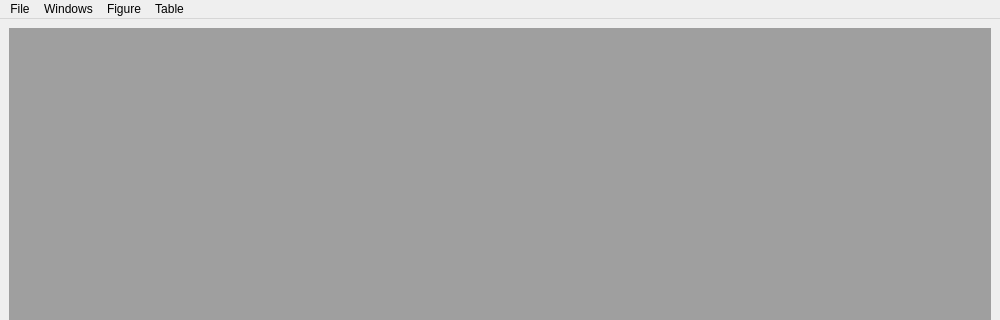
This is hyde/user_interface/main/main.ui in spielman-group/hyde as Qt 5 draws it before an edit; both pictures show x 0 to 1000 and y 0 to 320 of the 1000 by 800 pixel window. The edited form follows.
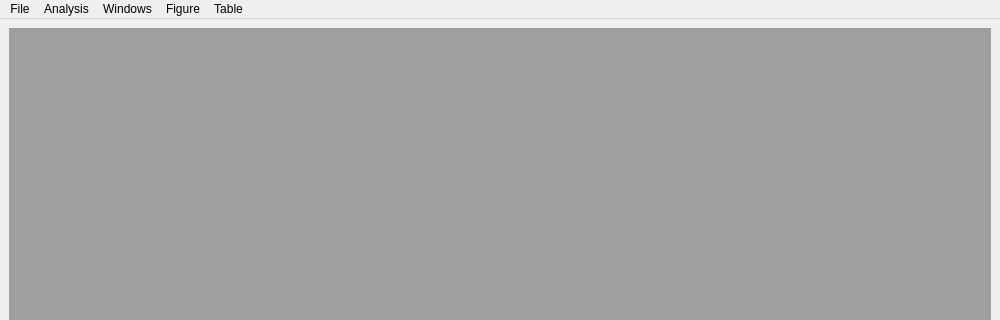
This is the edited form.

```diff
--- a/hyde/user_interface/main/main.ui
+++ b/hyde/user_interface/main/main.ui
@@ -34,6 +34,11 @@
      <string>File</string>
     </property>
    </widget>
+   <widget class="QMenu" name="menuAnalysis">
+    <property name="title">
+     <string>Analysis</string>
+    </property>
+   </widget>
    <widget class="QMenu" name="menuWindow">
     <property name="title">
      <string>Windows</string>
@@ -50,6 +55,7 @@
     </property>
    </widget>
    <addaction name="menuFile"/>
+   <addaction name="menuAnalysis"/>
    <addaction name="menuWindow"/>
    <addaction name="menuFigure"/>
    <addaction name="menuTable"/>
```
